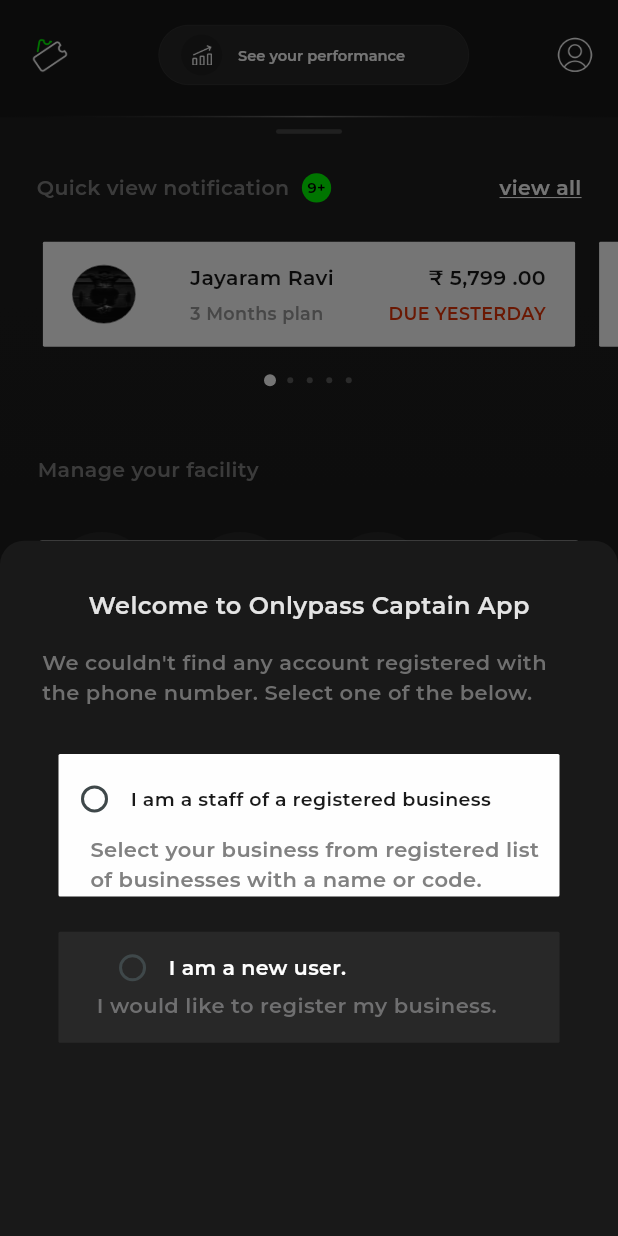
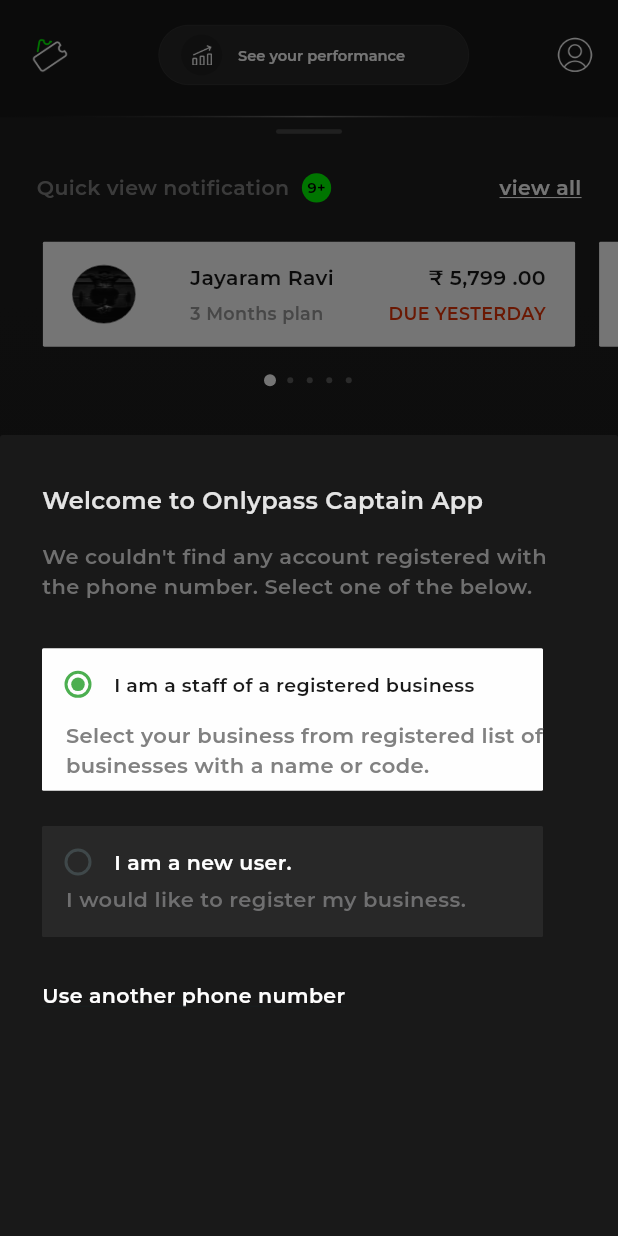
Before and after one commit to srbshameer098/onlypass-captain, a Flutter app: the Home screen opened directly, after a tap on "I am a staff of a registered business", on a phone screen of 412 x 824 dp. Run offline on Flutter 3.47's test engine with Material 3 defaults, Android fonts, the phone set to English and light mode, and no system bars; drawn by our look-alikes of buttons_tabbar, carousel_slider, dots_indicator; our stand-ins replace bloc, firebase_auth, firebase_core, flutter_bloc, flutter_otp_text_field, flutter_screenutil and 6 more; missing offline and left inert: qr_bar_code_scanner_dialog, qr_code_scanner; accounts and stored records are empty; project files that could hold a hidden picture were left out.

Commit message:
action button

```diff
--- a/lib/UI/View/home.dart
+++ b/lib/UI/View/home.dart
@@ -9,7 +9,6 @@ import 'package:untitled7/Bloc/Event_Creation/event_bloc.dart';
 import 'package:untitled7/UI/View/pre_event.dart';
 import 'package:untitled7/UI/View/wallet.dart';
 
-
 import '../../components/facility_item.dart';
 import '../../event_pages.dart';
 import 'account.dart';
@@ -17,7 +16,6 @@ import 'enquiry.dart';
 import 'members.dart';
 
 class Home extends StatefulWidget {
-
   const Home({super.key});
 
   @override
@@ -25,7 +23,6 @@ class Home extends StatefulWidget {
 }
 
 class _HomeState extends State<Home> {
-
   List<String> icons = [
     'assets/icons/history.png',
     'assets/icons/members.png',
@@ -39,7 +36,13 @@ class _HomeState extends State<Home> {
     'Wallet',
   ];
   int _currentIndex = 0;
+  int? selectedValue = 1;
 
+  void _handleRadioValueChange(int? value) {
+    setState(() {
+      selectedValue = value ?? 1;
+    });
+  }
 
   @override
   void initState() {
@@ -48,25 +51,30 @@ class _HomeState extends State<Home> {
       _showModalBottomSheet(context);
     });
   }
-  int? selectedValue;
 
   void _showModalBottomSheet(BuildContext context) {
     showModalBottomSheet(
+      isDismissible: false,
+      enableDrag: true,
+      isScrollControlled: true,
       context: context,
       builder: (context) {
+        return StatefulBuilder(
+          builder: (BuildContext context, StateSetter setModalState) {
             return Container(
-
+              height: 534,
               decoration: BoxDecoration(
                 color: Color(0xFF191919),
                 borderRadius: BorderRadius.only(
-          topLeft: Radius.circular(16),
-          topRight: Radius.circular(16),
+                  topLeft: Radius.circular(2),
+                  topRight: Radius.circular(2),
                 ),
               ),
               child: Padding(
                 padding: EdgeInsets.symmetric(horizontal: 28, vertical: 32),
                 child: Column(
                   mainAxisAlignment: MainAxisAlignment.start,
+                  crossAxisAlignment: CrossAxisAlignment.start,
                   children: [
                     Text(
                       'Welcome to Onlypass Captain App',
@@ -87,9 +95,12 @@ class _HomeState extends State<Home> {
                         fontWeight: FontWeight.w400,
                       ),
                     ),
-        SizedBox(height: 32.h,),
+                    SizedBox(height: 32.h),
                     GestureDetector(
-          onTap:  () {
+                      onTap: () {
+                        setModalState(() {
+                          selectedValue = 1;
+                        });
                         setState(() {
                           selectedValue = 1;
                         });
@@ -98,21 +109,25 @@ class _HomeState extends State<Home> {
                         width: 334,
                         height: 95,
                         decoration: ShapeDecoration(
-              color: Color(0xFFFEFEFE),
+                          color: selectedValue == 1 ? Color(0xFFFEFEFE) : Color(0xFF282828),
                           shape: RoundedRectangleBorder(borderRadius: BorderRadius.circular(1)),
-            ),child:
-          Padding(
-            padding:  EdgeInsets.only(left: 0.w,top: 6.h),
-            child: Column(crossAxisAlignment: CrossAxisAlignment.start,
+                        ),
+                        child: Padding(
+                          padding: EdgeInsets.only(left: 0.w),
+                          child: Column(
+                            crossAxisAlignment: CrossAxisAlignment.start,
                             children: [
                               Row(
                                 children: [
                                   Radio(
-                      value: 0,
+                                    value: 1,
                                     groupValue: selectedValue,
                                     onChanged: (value) {
+                                      setModalState(() {
+                                        _handleRadioValueChange(value);
+                                      });
                                       setState(() {
-                          selectedValue = value;
+                                        _handleRadioValueChange(value);
                                       });
                                     },
                                     activeColor: Colors.green,
@@ -120,20 +135,16 @@ class _HomeState extends State<Home> {
                                   Text(
                                     'I am a staff of a registered business',
                                     style: TextStyle(
-                        color: Color(0xFF191919),
+                                      color: selectedValue == 1 ?Color(0xFF191919):Color(0xFFFEFEFE),
                                       fontSize: 13.sp,
                                       fontFamily: 'Montserrat',
                                       fontWeight: FontWeight.w600,
-
                                     ),
                                   ),
                                 ],
                               ),
-
-
-
                               Padding(
-                  padding:  EdgeInsets.only(left: 20.w,top: 0.h),
+                                padding: EdgeInsets.only(left: 15.w, top: 0.h),
                                 child: Text(
                                   'Select your business from registered list of businesses with a name or code.',
                                   style: TextStyle(
@@ -141,7 +152,6 @@ class _HomeState extends State<Home> {
                                     fontSize: 14,
                                     fontFamily: 'Montserrat',
                                     fontWeight: FontWeight.w400,
-
                                   ),
                                 ),
                               ),
@@ -150,30 +160,39 @@ class _HomeState extends State<Home> {
                         ),
                       ),
                     ),
-            SizedBox(height: 24.h,),
+                    SizedBox(height: 24.h),
                     GestureDetector(
-              onTap: (){
-
+                      onTap: () {
+                        setModalState(() {
                           selectedValue = 2;
+                        });
+                        setState(() {
+                          selectedValue = 2;
+                        });
                       },
                       child: Container(
                         width: 334,
                         height: 74,
                         decoration: ShapeDecoration(
-                  color: Color(0xFF282828),
+                          color: selectedValue == 2 ? Color(0xFFFEFEFE) : Color(0xFF282828),
                           shape: RoundedRectangleBorder(borderRadius: BorderRadius.circular(1)),
-                ),child: Padding(
-                  padding:  EdgeInsets.only(left: 24.w,top: 0.h),
-                  child: Column(crossAxisAlignment: CrossAxisAlignment.start,
+                        ),
+                        child: Padding(
+                          padding: EdgeInsets.only(left: 0.w, top: 0.h),
+                          child: Column(
+                            crossAxisAlignment: CrossAxisAlignment.start,
                             children: [
                               Row(
                                 children: [
                                   Radio(
-                            value: 0,
+                                    value: 2,
                                     groupValue: selectedValue,
                                     onChanged: (value) {
+                                      setModalState(() {
+                                        _handleRadioValueChange(value);
+                                      });
                                       setState(() {
-                                selectedValue = value;
+                                        _handleRadioValueChange(value);
                                       });
                                     },
                                     activeColor: Colors.green,
@@ -181,18 +200,17 @@ class _HomeState extends State<Home> {
                                   Text(
                                     'I am a new user.',
                                     style: TextStyle(
-                            color: Color(0xFFFEFEFE),
+                                      color:selectedValue == 1 ? Color(0xFFFEFEFE):Color(0xFF191919),
                                       fontSize: 14.sp,
                                       fontFamily: 'Montserrat',
                                       fontWeight: FontWeight.w600,
-
                                     ),
                                   ),
                                 ],
                               ),
-                      // SizedBox(height: 12.h,),
-
-                      Text(
+                              Padding(
+                                padding: EdgeInsets.only(left: 15.w),
+                                child: Text(
                                   'I would like to register my business.',
                                   style: TextStyle(
                                     color: Color(0xFF6F6F70),
@@ -202,21 +220,48 @@ class _HomeState extends State<Home> {
                                     height: 0.08,
                                   ),
                                 ),
+                              ),
                             ],
                           ),
                         ),
                       ),
                     ),
+                    SizedBox(height: 32.h),
+                    Text(
+                      'Use another phone number',
+                      style: TextStyle(
+                        color: Color(0xFFFEFEFE),
+                        fontSize: 14.sp,
+                        fontFamily: 'Montserrat',
+                        fontWeight: FontWeight.w600,
+                        decoration: TextDecoration.underline,
+                        height: 0,
+                        letterSpacing: 0.28,
+                      ),
+                    ),
+                    // PageView(
+                    //   controller: _pageController,
+                    //   physics: NeverScrollableScrollPhysics(),
+                    //   onPageChanged: (index) => setState(() => currentPage = index),
+                    //   // Update current page
+                    //   children: [
+                    //     CreateEvent(),
+                    //     EventTime(),
+                    //     // EventDateTimePage(),
+                    //     EventLocation(),
+                    //
+                    //   ],
+                    // )
                     // Add more widgets here if needed
                   ],
                 ),
               ),
             );
-
+          },
+        );
       },
     );
   }
-
 
   @override
   Widget build(BuildContext context) {
```
Lines whose indentation alone changed are shown as unchanged.
